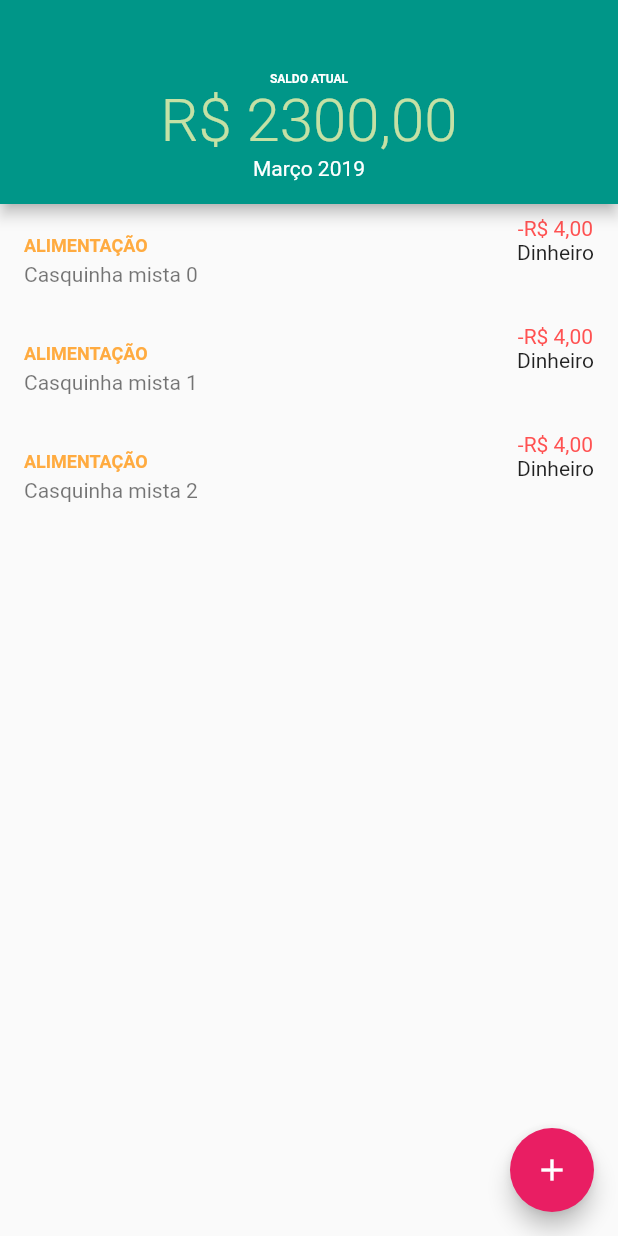
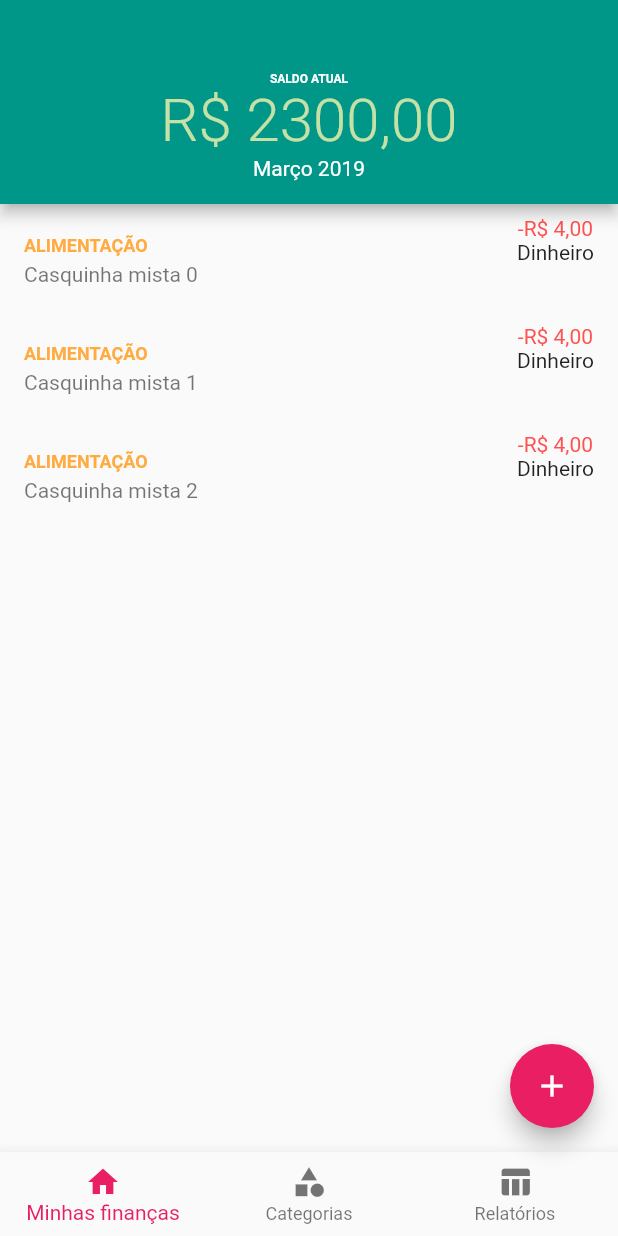
Before and after one commit to castrors/personal_budget_old, a Flutter app: the screen it shows after launch, on a phone screen of 412 x 824 dp. Run offline on Flutter 3.47's test engine with Material 2 defaults, Android fonts, the phone set to English and light mode, and no system bars.

Commit message:
add bottom navigation bar

```diff
--- a/lib/detail/record_list.dart
+++ b/lib/detail/record_list.dart
@@ -55,6 +55,13 @@ class _RecordListState extends State<RecordList> {
         tooltip: 'Increment',
         child: Icon(Icons.add),
       ),
+      bottomNavigationBar: BottomNavigationBar(
+        items: [
+          BottomNavigationBarItem(icon: Icon(Icons.home), title: Text('Minhas finanças')),
+          BottomNavigationBarItem(icon: Icon(Icons.category), title: Text('Categorias')),
+          BottomNavigationBarItem(icon: Icon(Icons.table_chart), title: Text('Relatórios')),
+        ],
+      ),
     );
   }
 
```
